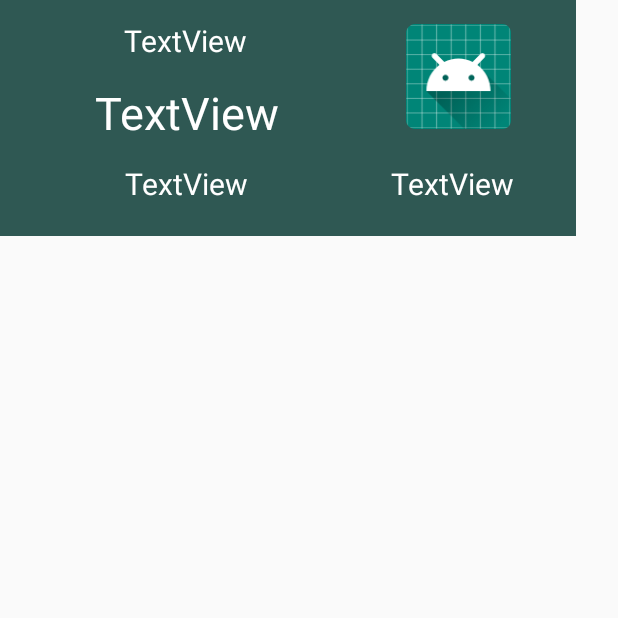
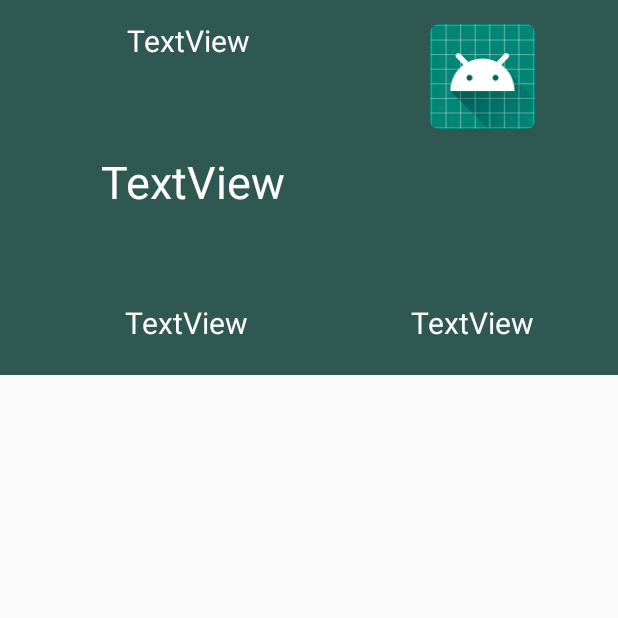
Before and after one commit to javeriaraja96/WeatherApp, an Android app: the WeatherActivity screen opened directly, with no data from a screen before it, on a phone screen of 412 x 824 dp, the top half of it. Run offline under Robolectric (Android 15) with nearby library versions, the phone set to English and light mode, and no system bars; our stand-ins replace Picasso, Volley; network calls fail; pictures from the network do not load.

Commit message:
Add files via upload

```diff
--- a/app/src/main/res/layout/activity_weather.xml
+++ b/app/src/main/res/layout/activity_weather.xml
@@ -4,16 +4,16 @@
     xmlns:tools="http://schemas.android.com/tools"
     android:layout_width="match_parent"
     android:layout_height="match_parent"
-    tools:context=".WeatherActivity">
+    tools:context=".WeatherActivity"
+    tools:layout_editor_absoluteY="25dp">
 
     <android.support.constraint.ConstraintLayout
         android:id="@+id/todaysWeather"
-        android:layout_width="384dp"
-        android:layout_height="157dp"
+        android:layout_width="0dp"
+        android:layout_height="250dp"
         android:background="@color/colorPrimary"
         app:layout_constraintBottom_toTopOf="@+id/upcomingList"
         app:layout_constraintEnd_toEndOf="parent"
-        app:layout_constraintHorizontal_bias="0.0"
         app:layout_constraintStart_toStartOf="parent"
         app:layout_constraintTop_toTopOf="parent">
 
@@ -21,11 +21,11 @@
             android:id="@+id/weatherState"
             android:layout_width="wrap_content"
             android:layout_height="wrap_content"
+            android:layout_marginBottom="16dp"
+            android:layout_marginEnd="8dp"
+            android:layout_marginLeft="8dp"
+            android:layout_marginRight="8dp"
             android:layout_marginStart="8dp"
-            android:layout_marginLeft="8dp"
-            android:layout_marginEnd="8dp"
-            android:layout_marginRight="8dp"
-            android:layout_marginBottom="16dp"
             android:gravity="center"
             android:padding="5dp"
             android:text="TextView"
@@ -40,8 +40,8 @@
             android:id="@+id/temperatureDay"
             android:layout_width="200dp"
             android:layout_height="wrap_content"
+            android:layout_marginBottom="8dp"
             android:layout_marginTop="8dp"
-            android:layout_marginBottom="8dp"
             android:gravity="center"
             android:padding="5dp"
             android:text="TextView"
@@ -57,9 +57,9 @@
             android:id="@+id/temperatureNight"
             android:layout_width="200dp"
             android:layout_height="wrap_content"
+            android:layout_marginBottom="16dp"
+            android:layout_marginLeft="24dp"
             android:layout_marginStart="24dp"
-            android:layout_marginLeft="24dp"
-            android:layout_marginBottom="16dp"
             android:gravity="center"
             android:padding="5dp"
             android:text="TextView"
@@ -72,11 +72,11 @@
             android:id="@+id/Date"
             android:layout_width="200dp"
             android:layout_height="wrap_content"
+            android:layout_marginEnd="8dp"
+            android:layout_marginLeft="8dp"
+            android:layout_marginRight="8dp"
             android:layout_marginStart="8dp"
-            android:layout_marginLeft="8dp"
             android:layout_marginTop="8dp"
-            android:layout_marginEnd="8dp"
-            android:layout_marginRight="8dp"
             android:gravity="center"
             android:padding="5dp"
             android:text="TextView"
@@ -91,12 +91,12 @@
             android:id="@+id/imageState"
             android:layout_width="70dp"
             android:layout_height="70dp"
+            android:layout_marginBottom="8dp"
+            android:layout_marginEnd="8dp"
+            android:layout_marginLeft="8dp"
+            android:layout_marginRight="8dp"
             android:layout_marginStart="8dp"
-            android:layout_marginLeft="8dp"
             android:layout_marginTop="16dp"
-            android:layout_marginEnd="8dp"
-            android:layout_marginRight="8dp"
-            android:layout_marginBottom="8dp"
             app:layout_constraintBottom_toTopOf="@+id/weatherState"
             app:layout_constraintEnd_toEndOf="parent"
             app:layout_constraintHorizontal_bias="0.52"
@@ -109,9 +109,8 @@
 
     <ListView
         android:id="@+id/upcomingList"
-        android:layout_width="match_parent"
+        android:layout_width="0dp"
         android:layout_height="0dp"
-        android:layout_margin="0dp"
         app:layout_constraintBottom_toBottomOf="parent"
         app:layout_constraintEnd_toEndOf="parent"
         app:layout_constraintStart_toStartOf="parent"
```
